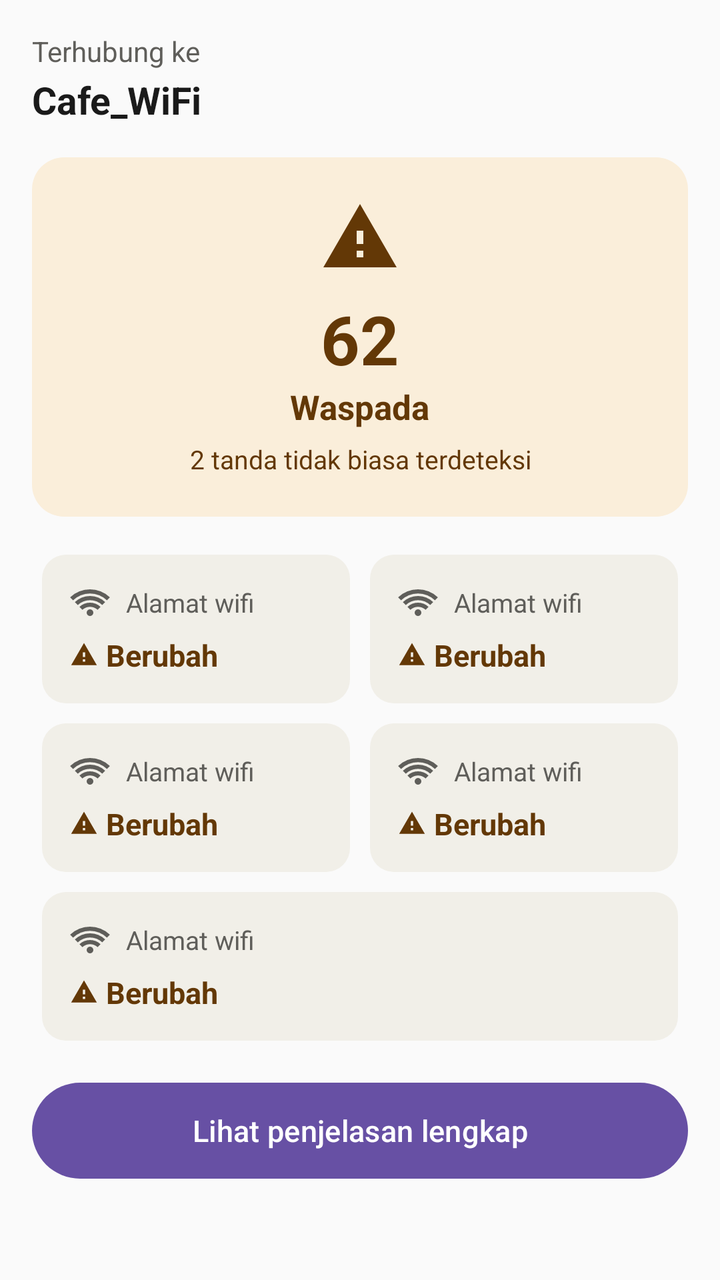
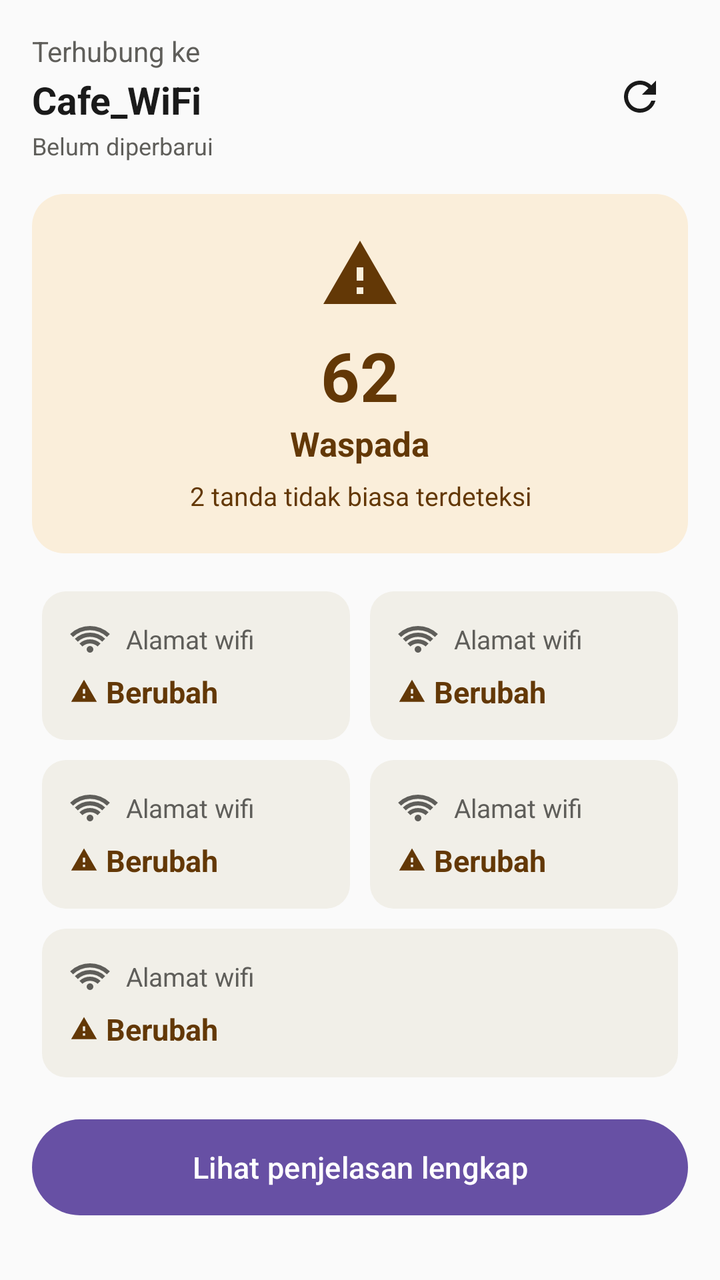

Screens rendered from an Android XML layout before and after an edit, with the pre-edit source and the edit as a unified diff.
<!-- AndroidManifest.xml: application theme Theme.Susnet -->
<!-- res/layout/activity_main.xml -->
<?xml version="1.0" encoding="utf-8"?>
<ScrollView xmlns:android="http://schemas.android.com/apk/res/android"
    xmlns:app="http://schemas.android.com/apk/res-auto"
    android:id="@+id/main"
    android:layout_width="match_parent"
    android:layout_height="match_parent"
    android:background="@color/surface_page">

    <LinearLayout
        android:layout_width="match_parent"
        android:layout_height="wrap_content"
        android:orientation="vertical"
        android:padding="16dp">

        <TextView
            android:id="@+id/textConnectedTo"
            android:layout_width="wrap_content"
            android:layout_height="wrap_content"
            android:text="Terhubung ke"
            android:textSize="14sp"
            android:textColor="@color/text_secondary" />

        <TextView
            android:id="@+id/textSsid"
            android:layout_width="wrap_content"
            android:layout_height="wrap_content"
            android:layout_marginTop="2dp"
            android:layout_marginBottom="16dp"
            android:text="Cafe_WiFi"
            android:textSize="19sp"
            android:textStyle="bold"
            android:textColor="@color/text_primary" />

        <LinearLayout
            android:id="@+id/statusCard"
            android:layout_width="match_parent"
            android:layout_height="wrap_content"
            android:orientation="vertical"
            android:gravity="center"
            android:background="@drawable/bg_status_card_warning"
            android:padding="20dp">

            <ImageView
                android:id="@+id/iconStatus"
                android:layout_width="40dp"
                android:layout_height="40dp"
                android:src="@drawable/ic_alert_triangle"
                android:contentDescription="Ikon status waspada"
                app:tint="@color/text_warning" />

            <TextView
                android:id="@+id/textScore"
                android:layout_width="wrap_content"
                android:layout_height="wrap_content"
                android:layout_marginTop="8dp"
                android:text="62"
                android:textSize="34sp"
                android:textStyle="bold"
                android:textColor="@color/text_warning" />

            <TextView
                android:id="@+id/textStatusLabel"
                android:layout_width="wrap_content"
                android:layout_height="wrap_content"
                android:text="Waspada"
                android:textSize="17sp"
                android:textStyle="bold"
                android:textColor="@color/text_warning" />

            <TextView
                android:id="@+id/textStatusDetail"
                android:layout_width="wrap_content"
                android:layout_height="wrap_content"
                android:layout_marginTop="6dp"
                android:text="2 tanda tidak biasa terdeteksi"
                android:textSize="13sp"
                android:textColor="@color/text_warning"
                android:gravity="center" />
        </LinearLayout>

        <GridLayout
            android:layout_width="match_parent"
            android:layout_height="wrap_content"
            android:layout_marginTop="14dp"
            android:columnCount="2"
            android:rowCount="3">

            <include
                layout="@layout/item_signal_card"
                android:id="@+id/cardBssid"
                android:layout_width="0dp"
                android:layout_height="wrap_content"
                android:layout_columnWeight="1"
                android:layout_margin="5dp" />

            <include
                layout="@layout/item_signal_card"
                android:id="@+id/cardTls"
                android:layout_width="0dp"
                android:layout_height="wrap_content"
                android:layout_columnWeight="1"
                android:layout_margin="5dp" />

            <include
                layout="@layout/item_signal_card"
                android:id="@+id/cardSignal"
                android:layout_width="0dp"
                android:layout_height="wrap_content"
                android:layout_columnWeight="1"
                android:layout_margin="5dp" />

            <include
                layout="@layout/item_signal_card"
                android:id="@+id/cardLatency"
                android:layout_width="0dp"
                android:layout_height="wrap_content"
                android:layout_columnWeight="1"
                android:layout_margin="5dp" />

            <include
                layout="@layout/item_signal_card"
                android:id="@+id/cardArp"
                android:layout_width="0dp"
                android:layout_height="wrap_content"
                android:layout_columnSpan="2"
                android:layout_columnWeight="1"
                android:layout_margin="5dp" />
        </GridLayout>

        <Button
            android:id="@+id/buttonDetail"
            android:layout_width="match_parent"
            android:layout_height="56dp"
            android:layout_marginTop="12dp"
            android:text="Lihat penjelasan lengkap"
            android:textSize="15sp"
            android:textAllCaps="false" />

    </LinearLayout>
</ScrollView>
<!-- res/layout/item_signal_card.xml (included above) -->
<?xml version="1.0" encoding="utf-8"?>
<LinearLayout xmlns:android="http://schemas.android.com/apk/res/android"
    xmlns:app="http://schemas.android.com/apk/res-auto"
    android:layout_width="match_parent"
    android:layout_height="wrap_content"
    android:orientation="vertical"
    android:background="@drawable/bg_signal_card"
    android:minHeight="64dp"
    android:padding="14dp">

    <LinearLayout
        android:layout_width="wrap_content"
        android:layout_height="wrap_content"
        android:orientation="horizontal"
        android:gravity="center_vertical">

        <ImageView
            android:id="@+id/iconCardLeading"
            android:layout_width="20dp"
            android:layout_height="20dp"
            android:src="@drawable/ic_router"
            android:contentDescription="@null"
            app:tint="@color/text_secondary" />

        <TextView
            android:id="@+id/textCardLabel"
            android:layout_width="wrap_content"
            android:layout_height="wrap_content"
            android:layout_marginStart="8dp"
            android:text="Alamat wifi"
            android:textSize="13sp"
            android:textColor="@color/text_secondary" />
    </LinearLayout>

    <LinearLayout
        android:layout_width="wrap_content"
        android:layout_height="wrap_content"
        android:orientation="horizontal"
        android:layout_marginTop="6dp"
        android:gravity="center_vertical">

        <ImageView
            android:id="@+id/iconCardStatus"
            android:layout_width="14dp"
            android:layout_height="14dp"
            android:src="@drawable/ic_alert_triangle"
            android:contentDescription="@null"
            app:tint="@color/text_warning" />

        <TextView
            android:id="@+id/textCardStatus"
            android:layout_width="wrap_content"
            android:layout_height="wrap_content"
            android:layout_marginStart="4dp"
            android:text="Berubah"
            android:textSize="15sp"
            android:textStyle="bold"
            android:textColor="@color/text_warning" />
    </LinearLayout>
</LinearLayout>
<!-- resources referenced by this layout -->
<resources>
  <color name="surface_page">#FAFAFA</color>
  <color name="text_primary">#1A1A1A</color>
  <color name="text_secondary">#5F5E5A</color>
  <color name="text_warning">#633806</color>
  <!-- drawable bg_signal_card (drawable) -->
  <?xml version="1.0" encoding="utf-8"?>
  <shape xmlns:android="http://schemas.android.com/apk/res/android">
      <solid android:color="@color/surface_card" />
      <corners android:radius="12dp" />
  </shape>
  <!-- drawable bg_status_card_warning (drawable) -->
  <?xml version="1.0" encoding="utf-8"?>
  <shape xmlns:android="http://schemas.android.com/apk/res/android">
      <solid android:color="@color/bg_warning" />
      <corners android:radius="16dp" />
  </shape>
  <!-- drawable ic_alert_triangle (drawable) -->
  <vector xmlns:android="http://schemas.android.com/apk/res/android"
      android:width="24dp"
      android:height="24dp"
      android:viewportWidth="24"
      android:viewportHeight="24">
      <path
          android:fillColor="#FF000000"
          android:pathData="M1,21h22L12,2 1,21zM13,18h-2v-2h2v2zM13,14h-2v-4h2v4z"/>
  </vector>
  <!-- drawable ic_router (drawable) -->
  <vector xmlns:android="http://schemas.android.com/apk/res/android" android:height="24dp" android:tint="#000000" android:viewportHeight="960" android:viewportWidth="960" android:width="24dp">
        
      <path android:fillColor="@android:color/white" android:pathData="M298,651L228,580Q279,532 344,506Q409,480 480,480Q551,480 616,506Q681,532 732,580L662,651Q624,616 577.5,598Q531,580 480,580Q429,580 382.5,598Q336,616 298,651ZM73,424L2,353Q99,259 222.5,209.5Q346,160 480,160Q614,160 737.5,209.5Q861,259 958,353L887,424Q805,345 700,302.5Q595,260 480,260Q365,260 260,302.5Q155,345 73,424ZM186,538L116,467Q190,396 284,358Q378,320 481,320Q584,320 677.5,357.5Q771,395 845,466L775,537Q715,480 638.5,450Q562,420 480,420Q397,420 321.5,450.5Q246,481 186,538ZM423.5,776.5Q400,753 400,720Q400,687 423.5,663.5Q447,640 480,640Q513,640 536.5,663.5Q560,687 560,720Q560,753 536.5,776.5Q513,800 480,800Q447,800 423.5,776.5Z"/>
      
  </vector>
  <style name="Theme.Susnet" parent="Base.Theme.Susnet" />
  <color name="surface_card">#F1EFE8</color>
  <color name="bg_warning">#FAEEDA</color>
  <style name="Base.Theme.Susnet" parent="Theme.Material3.DayNight.NoActionBar">
          
          
      </style>
</resources>

<!-- the commit's change to res/layout/activity_main.xml (unified diff, before → after) -->
@@ -12,24 +12,57 @@
         android:orientation="vertical"
         android:padding="16dp">
 
-        <TextView
-            android:id="@+id/textConnectedTo"
-            android:layout_width="wrap_content"
-            android:layout_height="wrap_content"
-            android:text="Terhubung ke"
-            android:textSize="14sp"
-            android:textColor="@color/text_secondary" />
-
-        <TextView
-            android:id="@+id/textSsid"
-            android:layout_width="wrap_content"
-            android:layout_height="wrap_content"
-            android:layout_marginTop="2dp"
-            android:layout_marginBottom="16dp"
-            android:text="Cafe_WiFi"
-            android:textSize="19sp"
-            android:textStyle="bold"
-            android:textColor="@color/text_primary" />
+        <RelativeLayout
+            android:layout_width="match_parent"
+            android:layout_height="wrap_content"
+            android:layout_marginBottom="16dp">
+
+            <LinearLayout
+                android:layout_width="wrap_content"
+                android:layout_height="wrap_content"
+                android:orientation="vertical"
+                android:layout_alignParentStart="true"
+                android:layout_centerVertical="true">
+
+                <TextView
+                    android:id="@+id/textConnectedTo"
+                    android:layout_width="wrap_content"
+                    android:layout_height="wrap_content"
+                    android:text="Terhubung ke"
+                    android:textSize="14sp"
+                    android:textColor="@color/text_secondary" />
+
+                <TextView
+                    android:id="@+id/textSsid"
+                    android:layout_width="wrap_content"
+                    android:layout_height="wrap_content"
+                    android:layout_marginTop="2dp"
+                    android:text="Cafe_WiFi"
+                    android:textSize="19sp"
+                    android:textStyle="bold"
+                    android:textColor="@color/text_primary" />
+
+                <TextView
+                    android:id="@+id/textLastUpdated"
+                    android:layout_width="wrap_content"
+                    android:layout_height="wrap_content"
+                    android:layout_marginTop="2dp"
+                    android:text="Belum diperbarui"
+                    android:textSize="12sp"
+                    android:textColor="@color/text_secondary" />
+            </LinearLayout>
+
+            <ImageButton
+                android:id="@+id/btnRefresh"
+                android:layout_width="48dp"
+                android:layout_height="48dp"
+                android:layout_alignParentEnd="true"
+                android:layout_centerVertical="true"
+                android:background="?attr/selectableItemBackgroundBorderless"
+                android:src="@drawable/ic_refresh"
+                android:contentDescription="Refresh"
+                app:tint="@color/text_primary" />
+        </RelativeLayout>
 
         <LinearLayout
             android:id="@+id/statusCard"
<!-- resource entries referenced after the edit -->
@@ -26,6 +26,16 @@
           android:fillColor="#FF000000"
           android:pathData="M1,21h22L12,2 1,21zM13,18h-2v-2h2v2zM13,14h-2v-4h2v4z"/>
   </vector>
+  <!-- drawable ic_refresh (drawable) -->
+  <vector xmlns:android="http://schemas.android.com/apk/res/android"
+      android:width="24dp"
+      android:height="24dp"
+      android:viewportWidth="24"
+      android:viewportHeight="24">
+      <path
+          android:fillColor="@color/text_primary"
+          android:pathData="M17.65,6.35C16.2,4.9 14.21,4 12,4c-4.42,0 -7.99,3.58 -7.99,8s3.57,8 7.99,8c3.73,0 6.84,-2.55 7.73,-6h-2.08c-0.82,2.33 -3.04,4 -5.65,4c-3.31,0 -6,-2.69 -6,-6s2.69,-6 6,-6c1.66,0 3.14,0.69 4.22,1.78L13,11h7V4l-2.35,2.35z" />
+  </vector>
   <!-- drawable ic_router (drawable) -->
   <vector xmlns:android="http://schemas.android.com/apk/res/android" android:height="24dp" android:tint="#000000" android:viewportHeight="960" android:viewportWidth="960" android:width="24dp">
         
